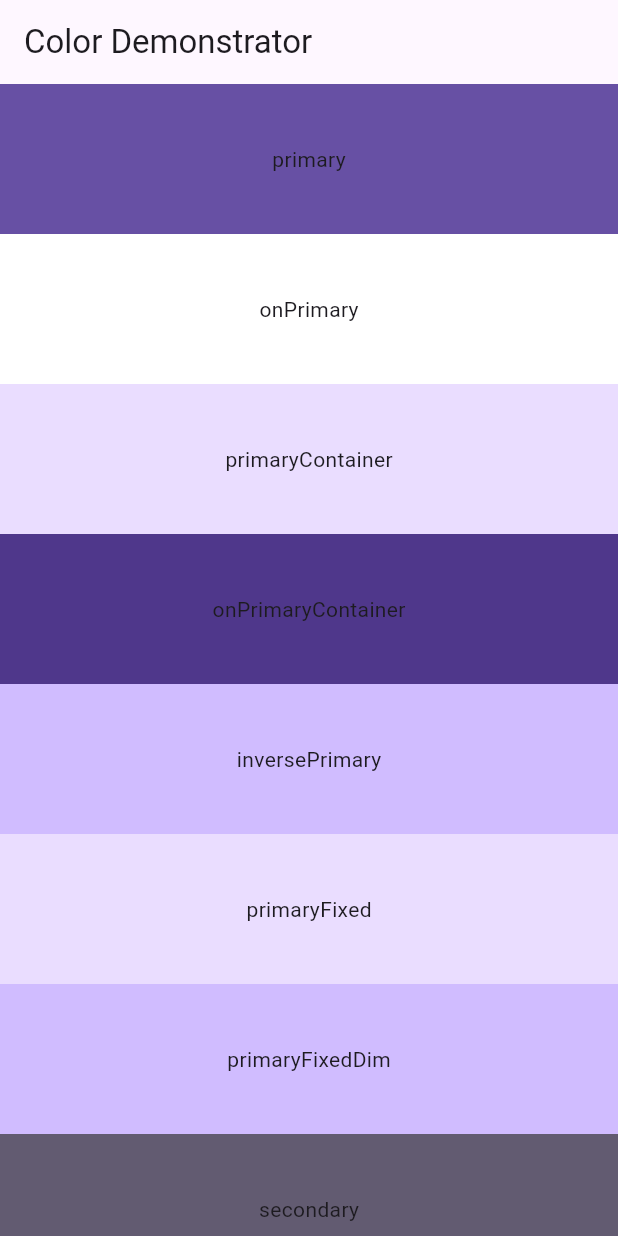
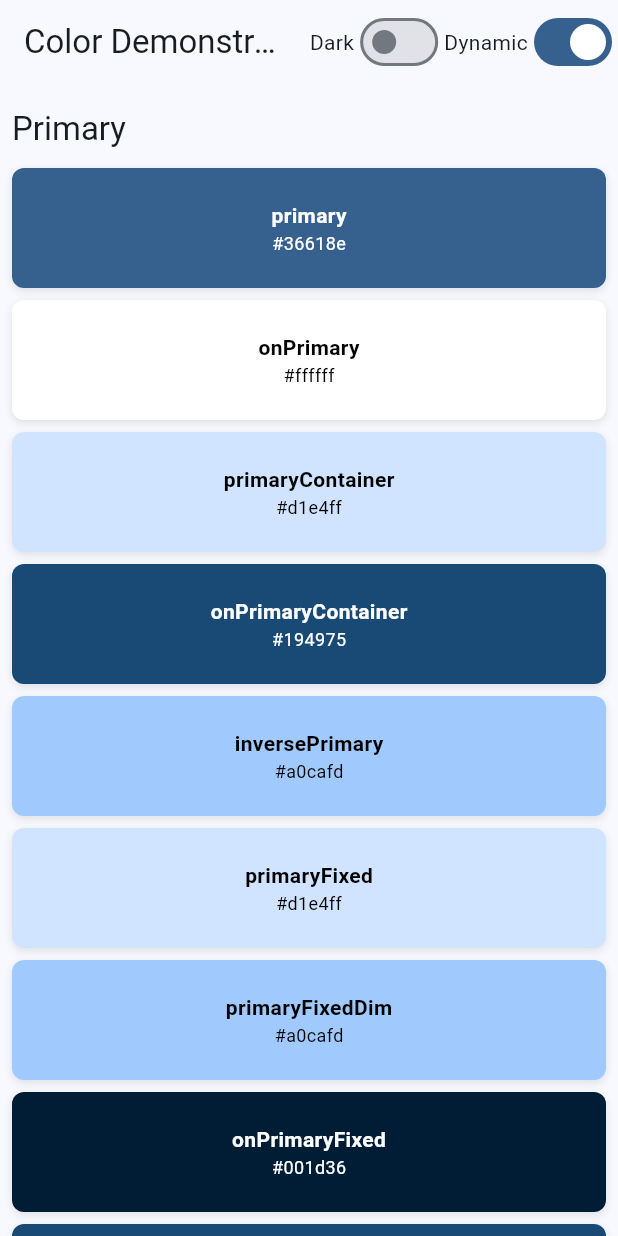
Before and after one commit to liubquanti/Color-Demonstrator, a Flutter app: the screen it shows after launch, on a phone screen of 412 x 824 dp. Run offline on Flutter 3.47's test engine with Material 3 defaults, Android fonts, the phone set to English and light mode, and no system bars; drawn by our look-alikes of dynamic_color; our stand-ins replace shared_preferences.

Commit message:
Add dynamic_color and shared_preferences dependencies

```diff
--- a/lib/main.dart
+++ b/lib/main.dart
@@ -1,391 +1,344 @@
 import 'package:flutter/material.dart';
+import 'package:dynamic_color/dynamic_color.dart';
+import 'package:shared_preferences/shared_preferences.dart';
 
-void main() {
-  runApp(const MainApp());
+void main() async {
+  WidgetsFlutterBinding.ensureInitialized();
+  final prefs = await SharedPreferences.getInstance();
+  final bool isDarkMode = prefs.getBool('isDarkMode') ?? false;
+  final bool useDynamicColors = prefs.getBool('useDynamicColors') ?? true;
+
+  runApp(MainApp(
+    initialIsDarkMode: isDarkMode,
+    initialUseDynamicColors: useDynamicColors,
+  ));
 }
 
-class MainApp extends StatelessWidget {
-  const MainApp({super.key});
+class MainApp extends StatefulWidget {
+  final bool initialIsDarkMode;
+  final bool initialUseDynamicColors;
+
+  const MainApp({
+    super.key,
+    this.initialIsDarkMode = false,
+    this.initialUseDynamicColors = true,
+  });
+
+  @override
+  State<MainApp> createState() => _MainAppState();
+}
+
+class _MainAppState extends State<MainApp> {
+  late bool isDarkMode;
+  late bool useDynamicColors;
+
+  @override
+  void initState() {
+    super.initState();
+    isDarkMode = widget.initialIsDarkMode;
+    useDynamicColors = widget.initialUseDynamicColors;
+  }
+
+  void _toggleDarkMode(bool value) async {
+    final prefs = await SharedPreferences.getInstance();
+    await prefs.setBool('isDarkMode', value);
+
+    setState(() {
+      isDarkMode = value;
+    });
+  }
+
+  void _toggleDynamicColors(bool value) async {
+    final prefs = await SharedPreferences.getInstance();
+    await prefs.setBool('useDynamicColors', value);
+
+    setState(() {
+      useDynamicColors = value;
+    });
+  }
 
   @override
   Widget build(BuildContext context) {
-    return MaterialApp(
-      home: Scaffold(
+    // Define default light & dark color schemes
+    ColorScheme defaultLightColorScheme = ColorScheme.fromSeed(
+      seedColor: Colors.blue,
+      brightness: Brightness.light,
+    );
+
+    ColorScheme defaultDarkColorScheme = ColorScheme.fromSeed(
+      seedColor: Colors.blue,
+      brightness: Brightness.dark,
+    );
+
+    return DynamicColorBuilder(
+      builder: (ColorScheme? lightDynamic, ColorScheme? darkDynamic) {
+        ColorScheme lightColorScheme;
+        ColorScheme darkColorScheme;
+
+        if (useDynamicColors && lightDynamic != null && darkDynamic != null) {
+          lightColorScheme = lightDynamic;
+          darkColorScheme = darkDynamic;
+        } else {
+          lightColorScheme = defaultLightColorScheme;
+          darkColorScheme = defaultDarkColorScheme;
+        }
+
+        return MaterialApp(
+          theme: ThemeData(
+            colorScheme: lightColorScheme,
+            useMaterial3: true,
+          ),
+          darkTheme: ThemeData(
+            colorScheme: darkColorScheme,
+            useMaterial3: true,
+          ),
+          themeMode: isDarkMode ? ThemeMode.dark : ThemeMode.light,
+          home: ColorDemonstratorHome(
+            isDarkMode: isDarkMode,
+            onDarkModeChanged: _toggleDarkMode,
+            useDynamicColors: useDynamicColors,
+            onDynamicColorChanged: _toggleDynamicColors,
+          ),
+        );
+      },
+    );
+  }
+}
+
+class ColorDemonstratorHome extends StatelessWidget {
+  final bool isDarkMode;
+  final ValueChanged<bool> onDarkModeChanged;
+  final bool useDynamicColors;
+  final ValueChanged<bool> onDynamicColorChanged;
+
+  const ColorDemonstratorHome({
+    super.key,
+    required this.isDarkMode,
+    required this.onDarkModeChanged,
+    required this.useDynamicColors,
+    required this.onDynamicColorChanged,
+  });
+
+  @override
+  Widget build(BuildContext context) {
+    return Scaffold(
       appBar: AppBar(
-        title: Text('Color Demonstrator'),
+        title: const Text('Color Demonstrator'),
+        actions: [
+          Row(
+            children: [
+              const Text('Dark'),
+              Switch(
+                value: isDarkMode,
+                onChanged: onDarkModeChanged,
+              ),
+            ],
+          ),
+          Row(
+            children: [
+              const Text('Dynamic'),
+              Switch(
+                value: useDynamicColors,
+                onChanged: onDynamicColorChanged,
+              ),
+            ],
+          ),
+        ],
       ),
       body: SingleChildScrollView(
+        padding: const EdgeInsets.all(8.0),
         child: Column(
-        children: [
-          // Primary group
-          Container(
-            color: Theme.of(context).colorScheme.primary,
-            width: double.infinity,
-            height: 100,
-            child: Center(
-              child: Text('primary'),
-            ),
+          crossAxisAlignment: CrossAxisAlignment.stretch,
+          children: [
+            _buildColorSection(context, 'Primary', [
+              _buildColorItem(context, 'primary'),
+              _buildColorItem(context, 'onPrimary'),
+              _buildColorItem(context, 'primaryContainer'),
+              _buildColorItem(context, 'onPrimaryContainer'),
+              _buildColorItem(context, 'inversePrimary'),
+              _buildColorItem(context, 'primaryFixed'),
+              _buildColorItem(context, 'primaryFixedDim'),
+              _buildColorItem(context, 'onPrimaryFixed'),
+              _buildColorItem(context, 'onPrimaryFixedVariant'),
+            ]),
+            _buildColorSection(context, 'Secondary', [
+              _buildColorItem(context, 'secondary'),
+              _buildColorItem(context, 'onSecondary'),
+              _buildColorItem(context, 'secondaryContainer'),
+              _buildColorItem(context, 'onSecondaryContainer'),
+              _buildColorItem(context, 'secondaryFixed'),
+              _buildColorItem(context, 'secondaryFixedDim'),
+              _buildColorItem(context, 'onSecondaryFixed'),
+              _buildColorItem(context, 'onSecondaryFixedVariant'),
+            ]),
+            _buildColorSection(context, 'Tertiary', [
+              _buildColorItem(context, 'tertiary'),
+              _buildColorItem(context, 'onTertiary'),
+              _buildColorItem(context, 'tertiaryContainer'),
+              _buildColorItem(context, 'onTertiaryContainer'),
+              _buildColorItem(context, 'tertiaryFixed'),
+              _buildColorItem(context, 'tertiaryFixedDim'),
+              _buildColorItem(context, 'onTertiaryFixed'),
+              _buildColorItem(context, 'onTertiaryFixedVariant'),
+            ]),
+            _buildColorSection(context, 'Error', [
+              _buildColorItem(context, 'error'),
+              _buildColorItem(context, 'onError'),
+              _buildColorItem(context, 'errorContainer'),
+              _buildColorItem(context, 'onErrorContainer'),
+            ]),
+            _buildColorSection(context, 'Surface', [
+              _buildColorItem(context, 'surface'),
+              _buildColorItem(context, 'onSurface'),
+              _buildColorItem(context, 'surfaceVariant'),
+              _buildColorItem(context, 'onSurfaceVariant'),
+              _buildColorItem(context, 'surfaceTint'),
+              _buildColorItem(context, 'inverseSurface'),
+              _buildColorItem(context, 'onInverseSurface'),
+              _buildColorItem(context, 'surfaceBright'),
+              _buildColorItem(context, 'surfaceDim'),
+            ]),
+            _buildColorSection(context, 'Surface Container', [
+              _buildColorItem(context, 'surfaceContainer'),
+              _buildColorItem(context, 'surfaceContainerLow'),
+              _buildColorItem(context, 'surfaceContainerLowest'),
+              _buildColorItem(context, 'surfaceContainerHigh'),
+              _buildColorItem(context, 'surfaceContainerHighest'),
+            ]),
+            _buildColorSection(context, 'Other', [
+              _buildColorItem(context, 'outline'),
+              _buildColorItem(context, 'outlineVariant'),
+              _buildColorItem(context, 'shadow'),
+              _buildColorItem(context, 'scrim'),
+            ]),
+          ],
+        ),
+      ),
+    );
+  }
+
+  Widget _buildColorSection(BuildContext context, String title, List<Widget> children) {
+    return Column(
+      crossAxisAlignment: CrossAxisAlignment.start,
+      children: [
+        Padding(
+          padding: const EdgeInsets.symmetric(vertical: 8.0),
+          child: Text(
+            title,
+            style: Theme.of(context).textTheme.titleLarge,
           ),
-          Container(
-            color: Theme.of(context).colorScheme.onPrimary,
-            width: double.infinity,
-            height: 100,
-            child: Center(
-              child: Text('onPrimary'),
-            ),
-          ),
-          Container(
-            color: Theme.of(context).colorScheme.primaryContainer,
-            width: double.infinity,
-            height: 100,
-            child: Center(
-              child: Text('primaryContainer'),
-            ),
-          ),
-          Container(
-            color: Theme.of(context).colorScheme.onPrimaryContainer,
-            width: double.infinity,
-            height: 100,
-            child: Center(
-              child: Text('onPrimaryContainer'),
-            ),
-          ),
-          Container(
-            color: Theme.of(context).colorScheme.inversePrimary,
-            width: double.infinity,
-            height: 100,
-            child: Center(
-              child: Text('inversePrimary'),
-            ),
-          ),
-          Container(
-            color: Theme.of(context).colorScheme.primaryFixed,
-            width: double.infinity,
-            height: 100,
-            child: Center(
-              child: Text('primaryFixed'),
-            ),
-          ),
-          Container(
-            color: Theme.of(context).colorScheme.primaryFixedDim,
-            width: double.infinity,
-            height: 100,
-            child: Center(
-              child: Text('primaryFixedDim'),
-            ),
-          ),
+        ),
+        ...children,
+        const SizedBox(height: 16),
+      ],
+    );
+  }
 
-          // Secondary group
-          Container(
-            color: Theme.of(context).colorScheme.secondary,
-            width: double.infinity,
-            height: 100,
-            child: Center(
-              child: Text('secondary'),
-            ),
-          ),
-          Container(
-            color: Theme.of(context).colorScheme.onSecondary,
-            width: double.infinity,
-            height: 100,
-            child: Center(
-              child: Text('onSecondary'),
-            ),
-          ),
-          Container(
-            color: Theme.of(context).colorScheme.secondaryContainer,
-            width: double.infinity,
-            height: 100,
-            child: Center(
-              child: Text('secondaryContainer'),
-            ),
-          ),
-          Container(
-            color: Theme.of(context).colorScheme.onSecondaryContainer,
-            width: double.infinity,
-            height: 100,
-            child: Center(
-              child: Text('onSecondaryContainer'),
-            ),
-          ),
-          Container(
-            color: Theme.of(context).colorScheme.secondaryFixed,
-            width: double.infinity,
-            height: 100,
-            child: Center(
-              child: Text('secondaryFixed'),
-            ),
-          ),
-          Container(
-            color: Theme.of(context).colorScheme.secondaryFixedDim,
-            width: double.infinity,
-            height: 100,
-            child: Center(
-              child: Text('secondaryFixedDim'),
-            ),
-          ),
-          Container(
-            color: Theme.of(context).colorScheme.onSecondaryFixed,
-            width: double.infinity,
-            height: 100,
-            child: Center(
-              child: Text('onSecondaryFixed'),
-            ),
-          ),
-          Container(
-            color: Theme.of(context).colorScheme.onSecondaryFixedVariant,
-            width: double.infinity,
-            height: 100,
-            child: Center(
-              child: Text('onSecondaryFixedVariant'),
-            ),
-          ),
+  Widget _buildColorItem(BuildContext context, String colorName) {
+    Color color;
+    try {
+      // Get color from ColorScheme using map
+      color = Theme.of(context).colorScheme.toMap()[colorName] ??
+          Colors.transparent;
+    } catch (e) {
+      color = Colors.transparent;
+    }
 
-          // Tertiary group
-          Container(
-            color: Theme.of(context).colorScheme.tertiary,
-            width: double.infinity,
-            height: 100,
-            child: Center(
-              child: Text('tertiary'),
-            ),
-          ),
-          Container(
-            color: Theme.of(context).colorScheme.onTertiary,
-            width: double.infinity,
-            height: 100,
-            child: Center(
-              child: Text('onTertiary'),
-            ),
-          ),
-          Container(
-            color: Theme.of(context).colorScheme.tertiaryContainer,
-            width: double.infinity,
-            height: 100,
-            child: Center(
-              child: Text('tertiaryContainer'),
-            ),
-          ),
-          Container(
-            color: Theme.of(context).colorScheme.onTertiaryContainer,
-            width: double.infinity,
-            height: 100,
-            child: Center(
-              child: Text('onTertiaryContainer'),
-            ),
-          ),
-          Container(
-            color: Theme.of(context).colorScheme.tertiaryFixed,
-            width: double.infinity,
-            height: 100,
-            child: Center(
-              child: Text('tertiaryFixed'),
-            ),
-          ),
-          Container(
-            color: Theme.of(context).colorScheme.tertiaryFixedDim,
-            width: double.infinity,
-            height: 100,
-            child: Center(
-              child: Text('tertiaryFixedDim'),
-            ),
-          ),
-          Container(
-            color: Theme.of(context).colorScheme.onTertiaryFixed,
-            width: double.infinity,
-            height: 100,
-            child: Center(
-              child: Text('onTertiaryFixed'),
-            ),
-          ),
+    final bool isLight = color.computeLuminance() > 0.5;
+    final textColor = isLight ? Colors.black : Colors.white;
 
-          // Error group
-          Container(
-            color: Theme.of(context).colorScheme.error,
-            width: double.infinity,
-            height: 100,
-            child: Center(
-              child: Text('error'),
-            ),
-          ),
-          Container(
-            color: Theme.of(context).colorScheme.onError,
-            width: double.infinity,
-            height: 100,
-            child: Center(
-              child: Text('onError'),
-            ),
-          ),
-          Container(
-            color: Theme.of(context).colorScheme.errorContainer,
-            width: double.infinity,
-            height: 100,
-            child: Center(
-              child: Text('errorContainer'),
-            ),
-          ),
-          Container(
-            color: Theme.of(context).colorScheme.onErrorContainer,
-            width: double.infinity,
-            height: 100,
-            child: Center(
-              child: Text('onErrorContainer'),
-            ),
-          ),
+    // Get color hex code
+    final hexCode = '#${color.value.toRadixString(16).padLeft(8, '0').substring(2)}';
 
-          // Surface group
-          Container(
-            color: Theme.of(context).colorScheme.surface,
-            width: double.infinity,
-            height: 100,
-            child: Center(
-              child: Text('surface'),
-            ),
-          ),
-          Container(
-            color: Theme.of(context).colorScheme.onSurface,
-            width: double.infinity,
-            height: 100,
-            child: Center(
-              child: Text('onSurface'),
-            ),
-          ),
-          Container(
-            color: Theme.of(context).colorScheme.surfaceVariant,
-            width: double.infinity,
-            height: 100,
-            child: Center(
-              child: Text('surfaceVariant'),
-            ),
-          ),
-          Container(
-            color: Theme.of(context).colorScheme.onSurfaceVariant,
-            width: double.infinity,
-            height: 100,
-            child: Center(
-              child: Text('onSurfaceVariant'),
-            ),
-          ),
-          Container(
-            color: Theme.of(context).colorScheme.surfaceTint,
-            width: double.infinity,
-            height: 100,
-            child: Center(
-              child: Text('surfaceTint'),
-            ),
-          ),
-          Container(
-            color: Theme.of(context).colorScheme.inverseSurface,
-            width: double.infinity,
-            height: 100,
-            child: Center(
-              child: Text('inverseSurface'),
-            ),
-          ),
-          Container(
-            color: Theme.of(context).colorScheme.onInverseSurface,
-            width: double.infinity,
-            height: 100,
-            child: Center(
-              child: Text('onInverseSurface'),
-            ),
-          ),
-          Container(
-            color: Theme.of(context).colorScheme.surfaceBright,
-            width: double.infinity,
-            height: 100,
-            child: Center(
-              child: Text('surfaceBright'),
-            ),
-          ),
-          Container(
-            color: Theme.of(context).colorScheme.surfaceDim,
-            width: double.infinity,
-            height: 100,
-            child: Center(
-              child: Text('surfaceDim'),
-            ),
-          ),
-
-          // Surface Container group
-          Container(
-            color: Theme.of(context).colorScheme.surfaceContainer,
-            width: double.infinity,
-            height: 100,
-            child: Center(
-              child: Text('surfaceContainer'),
-            ),
-          ),
-          Container(
-            color: Theme.of(context).colorScheme.surfaceContainerLow,
-            width: double.infinity,
-            height: 100,
-            child: Center(
-              child: Text('surfaceContainerLow'),
-            ),
-          ),
-          Container(
-            color: Theme.of(context).colorScheme.surfaceContainerLowest,
-            width: double.infinity,
-            height: 100,
-            child: Center(
-              child: Text('surfaceContainerLowest'),
-            ),
-          ),
-          Container(
-            color: Theme.of(context).colorScheme.surfaceContainerHigh,
-            width: double.infinity,
-            height: 100,
-            child: Center(
-              child: Text('surfaceContainerHigh'),
-            ),
-          ),
-          Container(
-            color: Theme.of(context).colorScheme.surfaceContainerHighest,
-            width: double.infinity,
-            height: 100,
-            child: Center(
-              child: Text('surfaceContainerHighest'),
-            ),
-          ),
-
-          // Other utility colors
-          Container(
-            color: Theme.of(context).colorScheme.outline,
-            width: double.infinity,
-            height: 100,
-            child: Center(
-              child: Text('outline'),
-            ),
-          ),
-          Container(
-            color: Theme.of(context).colorScheme.outlineVariant,
-            width: double.infinity,
-            height: 100,
-            child: Center(
-              child: Text('outlineVariant'),
-            ),
-          ),
-          Container(
-            color: Theme.of(context).colorScheme.shadow,
-            width: double.infinity,
-            height: 100,
-            child: Center(
-              child: Text('shadow'),
-            ),
-          ),
-          Container(
-            color: Theme.of(context).colorScheme.scrim,
-            width: double.infinity,
-            height: 100,
-            child: Center(
-              child: Text('scrim'),
-            ),
+    return Container(
+      margin: const EdgeInsets.symmetric(vertical: 4),
+      height: 80,
+      decoration: BoxDecoration(
+        color: color,
+        borderRadius: BorderRadius.circular(8),
+        boxShadow: [
+          BoxShadow(
+            color: Colors.black.withOpacity(0.1),
+            blurRadius: 4,
+            offset: const Offset(0, 2),
           ),
         ],
+      ),
+      child: Center(
+        child: Column(
+          mainAxisSize: MainAxisSize.min,
+          children: [
+            Text(
+              colorName,
+              style: TextStyle(
+                color: textColor,
+                fontWeight: FontWeight.bold,
+              ),
+            ),
+            Text(
+              hexCode,
+              style: TextStyle(
+                color: textColor,
+                fontSize: 12,
+              ),
+            ),
+          ],
         ),
-      ),
       ),
     );
   }
 }
+
+extension ColorSchemeExtension on ColorScheme {
+  Map<String, Color?> toMap() {
+    return {
+      'primary': primary,
+      'onPrimary': onPrimary,
+      'primaryContainer': primaryContainer,
+      'onPrimaryContainer': onPrimaryContainer,
+      'inversePrimary': inversePrimary,
+      'primaryFixed': primaryFixed,
+      'primaryFixedDim': primaryFixedDim,
+      'onPrimaryFixed': onPrimaryFixed,
+      'onPrimaryFixedVariant': onPrimaryFixedVariant,
+      'secondary': secondary,
+      'onSecondary': onSecondary,
+      'secondaryContainer': secondaryContainer,
+      'onSecondaryContainer': onSecondaryContainer,
+      'secondaryFixed': secondaryFixed,
+      'secondaryFixedDim': secondaryFixedDim,
+      'onSecondaryFixed': onSecondaryFixed,
+      'onSecondaryFixedVariant': onSecondaryFixedVariant,
+      'tertiary': tertiary,
+      'onTertiary': onTertiary,
+      'tertiaryContainer': tertiaryContainer,
+      'onTertiaryContainer': onTertiaryContainer,
+      'tertiaryFixed': tertiaryFixed,
+      'tertiaryFixedDim': tertiaryFixedDim,
+      'onTertiaryFixed': onTertiaryFixed,
+      'onTertiaryFixedVariant': onTertiaryFixedVariant,
+      'error': error,
+      'onError': onError,
+      'errorContainer': errorContainer,
+      'onErrorContainer': onErrorContainer,
+      'surface': surface,
+      'onSurface': onSurface,
+      'surfaceVariant': surfaceVariant,
+      'onSurfaceVariant': onSurfaceVariant,
+      'surfaceTint': surfaceTint,
+      'inverseSurface': inverseSurface,
+      'onInverseSurface': onInverseSurface,
+      'surfaceBright': surfaceBright,
+      'surfaceDim': surfaceDim,
+      'surfaceContainer': surfaceContainer,
+      'surfaceContainerLow': surfaceContainerLow,
+      'surfaceContainerLowest': surfaceContainerLowest,
+      'surfaceContainerHigh': surfaceContainerHigh,
+      'surfaceContainerHighest': surfaceContainerHighest,
+      'outline': outline,
+      'outlineVariant': outlineVariant,
+      'shadow': shadow,
+      'scrim': scrim,
+    };
+  }
+}
--- a/pubspec.yaml
+++ b/pubspec.yaml
@@ -9,6 +9,8 @@ environment:
 dependencies:
   flutter:
     sdk: flutter
+  dynamic_color: ^1.6.9
+  shared_preferences: ^2.2.2
 
 dev_dependencies:
   flutter_test:
```
Also changed, not shown: pubspec.lock.
